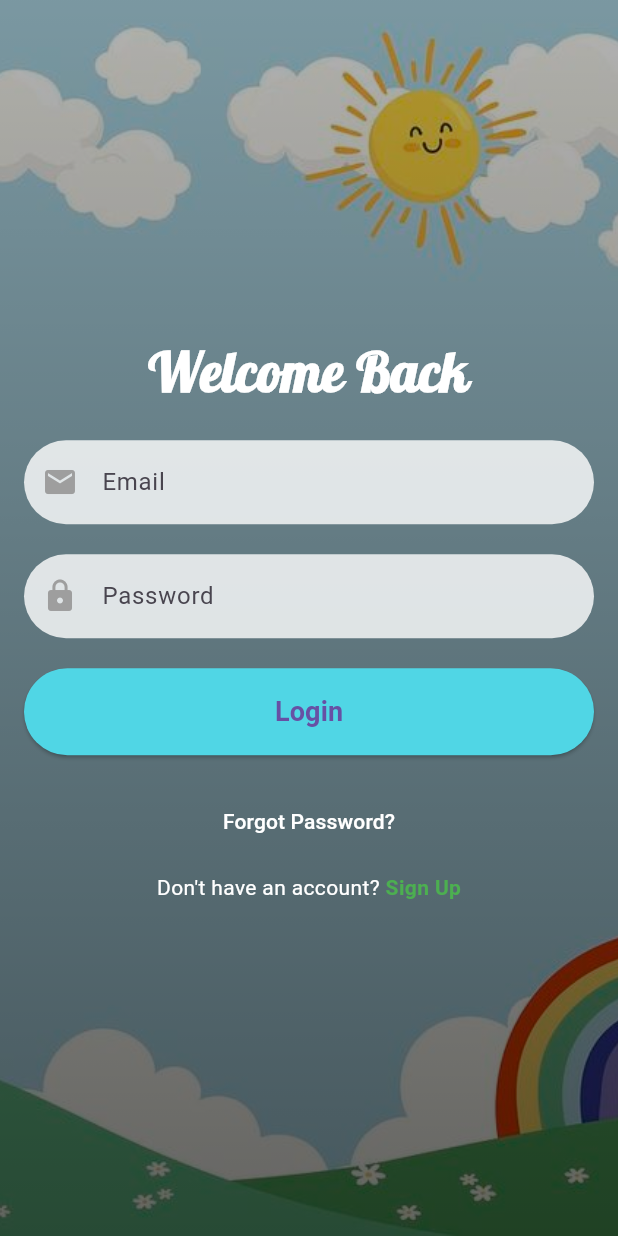
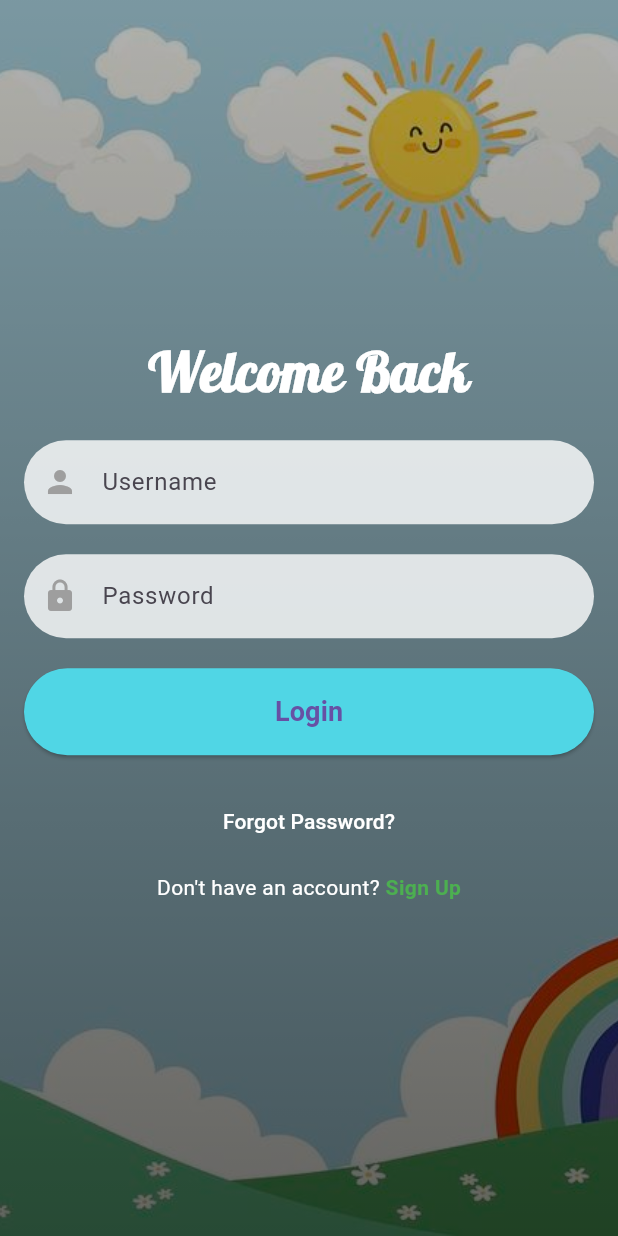
Before and after one commit to mahatarc/TinyTalk, a Flutter app: the LoginPage screen opened by its route, on a phone screen of 412 x 824 dp. Run offline on Flutter 3.47's test engine with Material 3 defaults, Android fonts, the phone set to English and light mode, and no system bars; our stand-ins replace audioplayers, flutter_bloc, google_fonts, permission_handler, shared_preferences, smooth_page_indicator and 1 more; missing offline and left inert: flutter_sound; accounts and stored records are empty.

Commit message:
logged through username

```diff
--- a/frontend/lib/features/loginPage/presentation/UI/login.dart
+++ b/frontend/lib/features/loginPage/presentation/UI/login.dart
@@ -14,7 +14,7 @@ class LoginPage extends StatefulWidget {
 }
 
 class _LoginPageState extends State<LoginPage> {
-  final TextEditingController emailController = TextEditingController();
+  final TextEditingController usernameController = TextEditingController();
   final TextEditingController passwordController = TextEditingController();
   bool isLoading = false;
   String? errorMessage;
@@ -23,12 +23,12 @@ class _LoginPageState extends State<LoginPage> {
   final String apiUrl = "http://192.168.1.70:8000/api/login/"; // Adjust to your backend
 
   Future<void> login() async {
-    final String email = emailController.text.trim();
+    final String username = usernameController.text.trim();
     final String password = passwordController.text.trim();
 
-    if (email.isEmpty || password.isEmpty) {
+    if (username.isEmpty || password.isEmpty) {
       setState(() {
-        errorMessage = "Please enter both email and password.";
+        errorMessage = "Please enter both username and password.";
       });
       return;
     }
@@ -43,7 +43,7 @@ class _LoginPageState extends State<LoginPage> {
         Uri.parse(apiUrl),
         headers: {"Content-Type": "application/json"},
         body: jsonEncode({
-          "username": email, // Django API expects "username" instead of "email"
+          "username": username, // Using "username" instead of "email"
           "password": password,
         }),
       );
@@ -65,7 +65,7 @@ class _LoginPageState extends State<LoginPage> {
         );
       } else {
         setState(() {
-          errorMessage = "Incorrect email or password.";
+          errorMessage = "Incorrect username or password.";
         });
       }
     } catch (e) {
@@ -127,20 +127,20 @@ class _LoginPageState extends State<LoginPage> {
                   ),
                   const SizedBox(height: 20),
 
-                  // Email field
+                  // Username field (previously email field)
                   TextField(
-                    controller: emailController,
+                    controller: usernameController,
                     decoration: InputDecoration(
                       filled: true,
                       fillColor: Colors.white.withOpacity(0.8),
-                      hintText: 'Email',
-                      prefixIcon: const Icon(Icons.email, color: Colors.grey),
+                      hintText: 'Username',
+                      prefixIcon: const Icon(Icons.person, color: Colors.grey),
                       border: OutlineInputBorder(
                         borderRadius: BorderRadius.circular(30),
                         borderSide: BorderSide.none,
                       ),
                     ),
-                    keyboardType: TextInputType.emailAddress,
+                    keyboardType: TextInputType.text,
                   ),
                   const SizedBox(height: 20),
 
```
